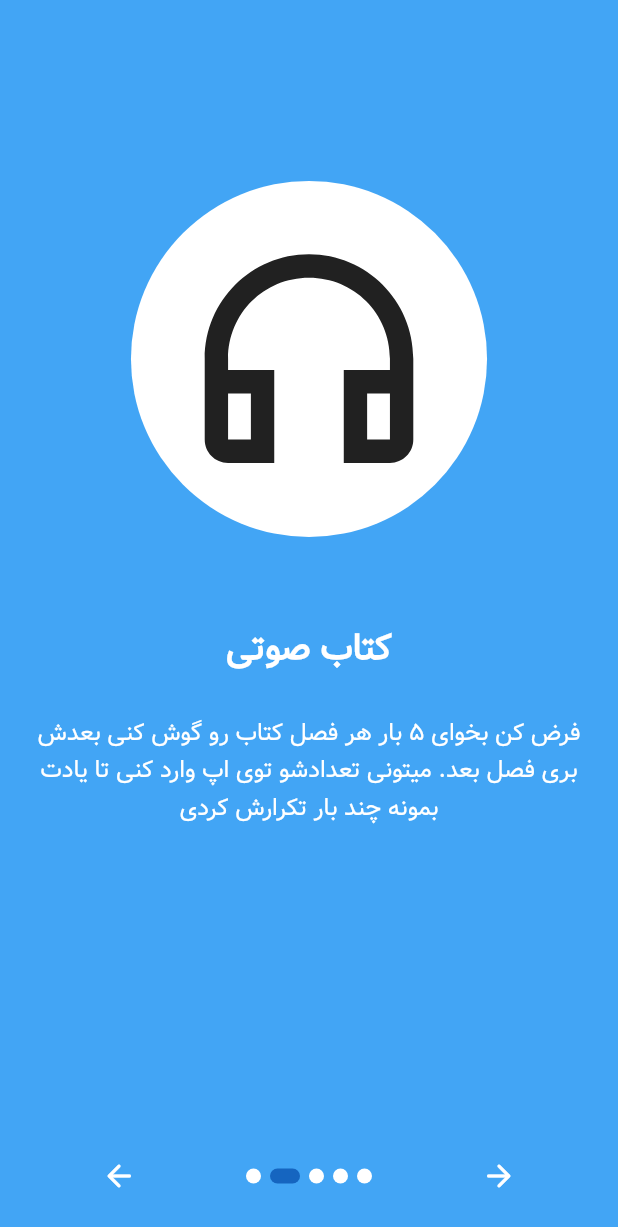
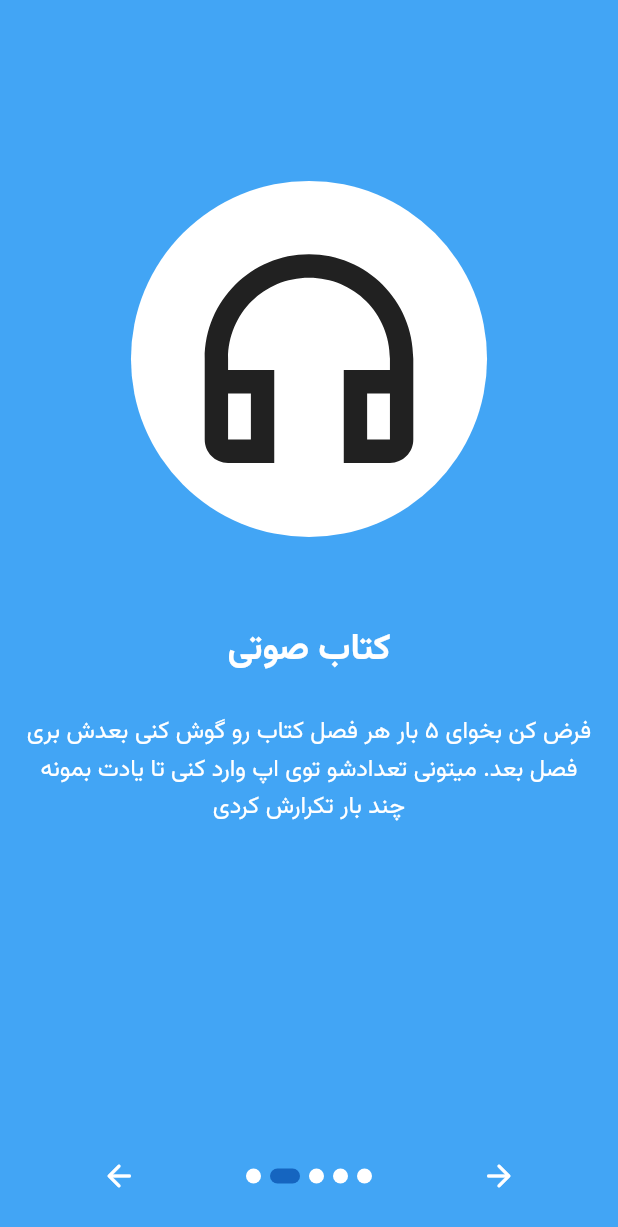
Before and after one commit to naazeri/beshmar-flutter, a Flutter app: the screen it shows after launch, swiped to page 2, on a phone screen of 412 x 824 dp. Shown: the top 1227 px of the screen. Run offline on Flutter 3.47's test engine with Material 2 defaults, Android fonts, the phone set to English and light mode, and no system bars; drawn by our look-alikes of introduction_screen; our stand-ins replace file_picker, package_info_plus, permission_handler, shared_preferences, showcaseview; missing offline and left inert: flutter_poolakey, holding_gesture.

Commit message:
add default font and addd change log button in popup menu

```diff
--- a/lib/data/app_config.dart
+++ b/lib/data/app_config.dart
@@ -1,6 +1,10 @@
 class AppConfig {
   static bool isFullVersion = false;
   static bool isCountingLocked = false;
+  static int currentBuildNumber = 0;
+  static int lastBuildNumber = 0;
+  static String appName = '';
+
   static const isBazaarVersion = true;
   static const limitItemCount = 3;
 }
--- a/lib/main.dart
+++ b/lib/main.dart
@@ -1,5 +1,7 @@
 import 'package:beshmar/data/app_config.dart';
+import 'package:beshmar/utils/styles.dart';
 import 'package:flutter/material.dart';
+import 'package:package_info_plus/package_info_plus.dart';
 
 import 'data/counter_model.dart';
 import 'page/home_page.dart';
@@ -10,6 +12,7 @@ import 'utils/showcase_helper.dart';
 Future<void> main() async {
   WidgetsFlutterBinding.ensureInitialized();
 
+  await loadAppInfo();
   await loadData();
 
   runApp(const MyApp());
@@ -19,7 +22,7 @@ Future<void> loadData() async {
   ShowcaseHelper.seen = await Prefs.getShowcaseStatus();
   AppConfig.isFullVersion = await Prefs.getFullVersionStatus();
   AppConfig.isCountingLocked = await Prefs.getCountingLock();
-
+  AppConfig.lastBuildNumber = await Prefs.getBuildNumber();
   final result = await Prefs.getData();
 
   if (result != null) {
@@ -27,15 +30,20 @@ Future<void> loadData() async {
   }
 }
 
+Future<void> loadAppInfo() async {
+  final packageInfo = await PackageInfo.fromPlatform();
+
+  AppConfig.appName = packageInfo.appName;
+  AppConfig.currentBuildNumber = int.parse(packageInfo.buildNumber);
+}
+
 class MyApp extends StatelessWidget {
-  final title = 'بشمار';
-
   const MyApp({super.key});
 
   @override
   Widget build(BuildContext context) {
     return MaterialApp(
-      title: title,
+      title: AppConfig.appName,
       debugShowCheckedModeBanner: true,
       theme: ThemeData(
         appBarTheme: AppBarTheme(
@@ -43,27 +51,12 @@ class MyApp extends StatelessWidget {
         ),
         primarySwatch: Colors.blue,
         scaffoldBackgroundColor: Colors.blue.shade400,
+        fontFamily: Styles.defaultFontFamily,
         floatingActionButtonTheme: FloatingActionButtonThemeData(
           backgroundColor: Colors.blue.shade900,
         ),
       ),
-      home: ShowcaseHelper.seen
-          ? HomePage(title: title)
-          : IntroductionPage(homeTitle: title),
-      // home: ShowCaseWidget(
-      //   autoPlayDelay: const Duration(seconds: 3),
-      //   builder: Builder(
-      //     builder: (context) => HomePage(title: title),
-      //   ),
-      //   onComplete: (index, key) {
-      //     if (index == ShowcaseHelper.keyList.length - 1) {
-      //       Prefs.setShowcaseStatus(true);
-      //     }
-      //   },
-      //   onFinish: () {
-      //     debugPrint('**** all showcases finished');
-      //   },
-      // ),
+      home: ShowcaseHelper.seen ? const HomePage() : const IntroductionPage(),
     );
   }
 }
--- a/lib/page/introduction_page.dart
+++ b/lib/page/introduction_page.dart
@@ -6,9 +6,7 @@ import '../utils/styles.dart';
 import 'home_page.dart';
 
 class IntroductionPage extends StatelessWidget {
-  final String homeTitle;
-
-  const IntroductionPage({required this.homeTitle, super.key});
+  const IntroductionPage({super.key});
 
   @override
   Widget build(BuildContext context) {
@@ -23,7 +21,7 @@ class IntroductionPage extends StatelessWidget {
       onDone: () {
         Navigator.of(context).pushAndRemoveUntil(
           MaterialPageRoute(
-            builder: (context) => HomePage(title: homeTitle),
+            builder: (context) => const HomePage(),
           ),
           (_) => false,
         );
--- a/lib/utils/styles.dart
+++ b/lib/utils/styles.dart
@@ -1,24 +1,22 @@
 import 'package:flutter/material.dart';
 
 class Styles {
+  static String defaultFontFamily = 'Vazirmatn';
+
   static const textHeader1 = TextStyle(
-    fontFamily: 'Vazir',
     fontSize: 24.0,
     fontWeight: FontWeight.bold,
   );
 
   static const textHeader2 = TextStyle(
-    fontFamily: 'Vazir',
     fontSize: 18.0,
   );
 
   static const textHeader3 = TextStyle(
-    fontFamily: 'Vazir',
     fontSize: 16.0,
   );
 
   static const textHeader3White = TextStyle(
-    fontFamily: 'Vazir',
     fontSize: 16.0,
     color: Colors.white,
   );
```
Also changed, not shown: lib/page/home_page.dart (+40 -40 lines), lib/utils/changelog.dart (added, +77 -0 lines), lib/utils/prefs.dart (+11 -0 lines), lib/utils/show.dart (+10 -4 lines), lib/utils/showcase_helper.dart (+6 -27 lines), pubspec.yaml (+8 -4 lines), asset/font/Vazir.ttf (deleted), asset/font/Vazirmatn-Bold.ttf (added), asset/font/Vazirmatn-Medium.ttf (added), asset/font/Vazirmatn-Regular.ttf (added), pubspec.lock, 1 other file.
